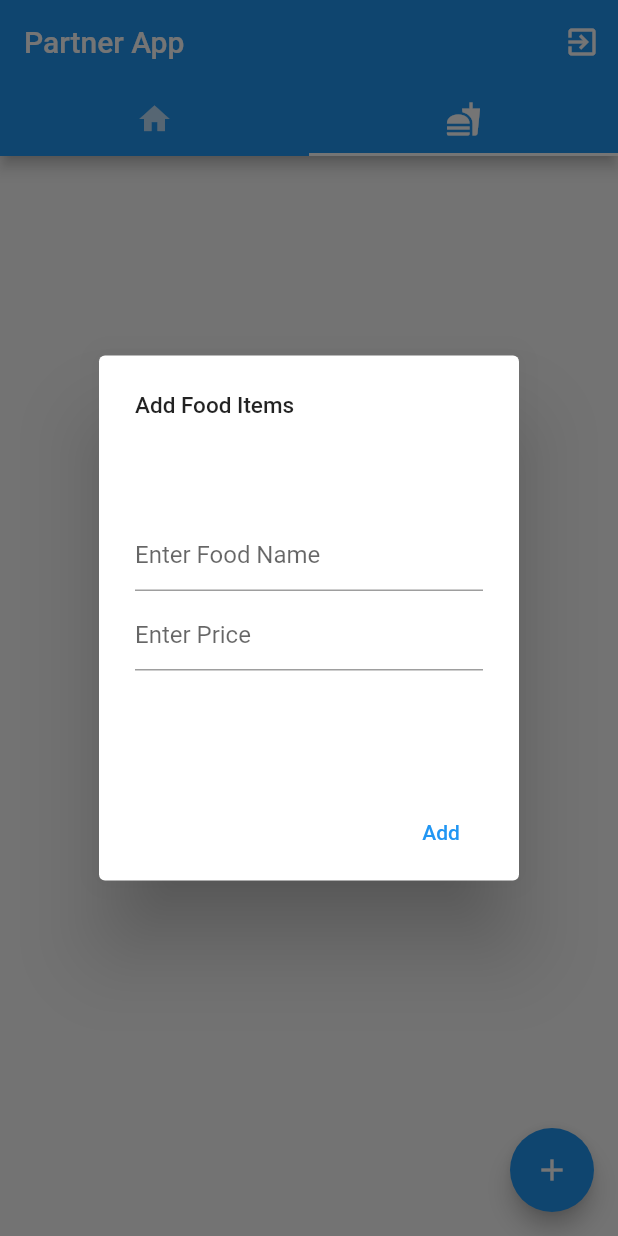
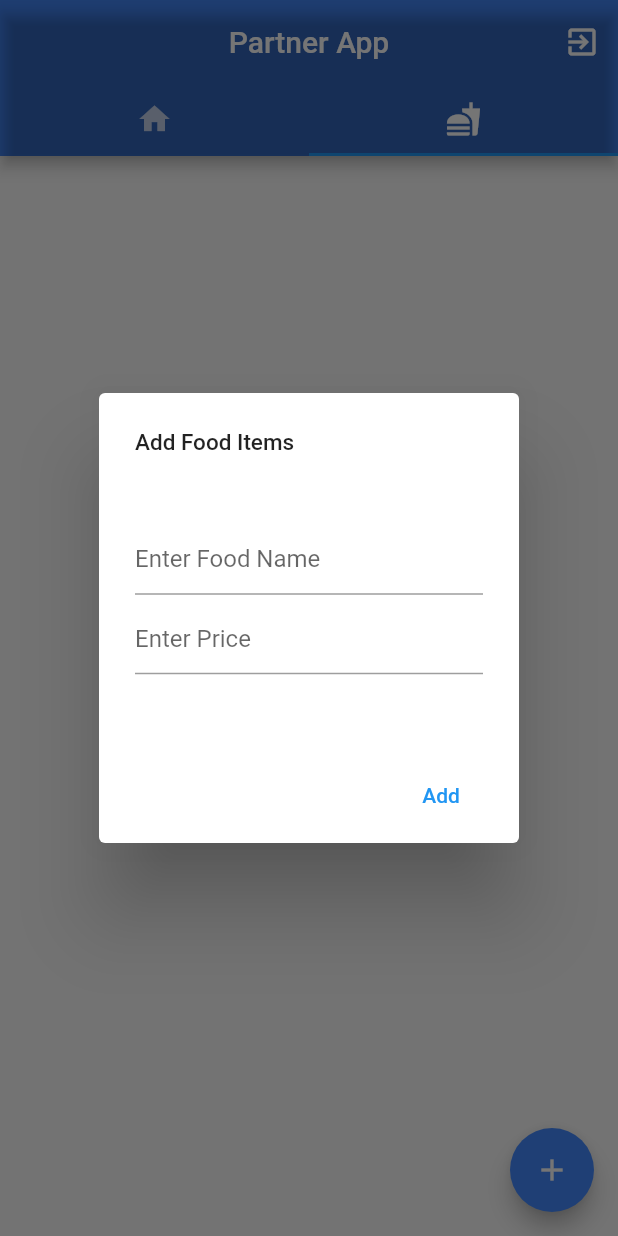
Before and after one commit to Nihal-Ahamed-MS/Food-Partner-App, a Flutter app: the screen it shows once a user with an empty profile is signed in, tab 2 chosen, after a tap on the "add" icon, on a phone screen of 412 x 824 dp. Run offline on Flutter 3.47's test engine with Material 2 defaults, Android fonts, the phone set to English and light mode, and no system bars; our stand-ins replace cloud_firestore, firebase_auth, firebase_storage, image_picker; accounts and stored records are empty.

Commit message:
Ui is changed and code refractration is done.

```diff
--- a/lib/Screen/FoodScreen.dart
+++ b/lib/Screen/FoodScreen.dart
@@ -62,7 +62,7 @@ class _FoodScreenState extends State<FoodScreen> {
          return AlertDialog(
            title: Text('Add Food Items', style: TextStyle(fontSize: 15.0)),
            content: Container(
-             height: 200.0,
+             height: 150.0,
              child: Column(
                mainAxisAlignment: MainAxisAlignment.center,
                children: <Widget>[
@@ -79,8 +79,6 @@ class _FoodScreenState extends State<FoodScreen> {
                      this.price = value;
                    },
                  ),
-                 SizedBox(height: 5.0,),
-
                ],
              ),
            ),
@@ -115,7 +113,7 @@ class _FoodScreenState extends State<FoodScreen> {
          return AlertDialog(
            title: Text('Update', style: TextStyle(fontSize: 15.0)),
            content: Container(
-             height: 300.0,
+             height: 150.0,
              child: Column(
                mainAxisAlignment: MainAxisAlignment.center,
                children: <Widget>[
@@ -165,7 +163,7 @@ class _FoodScreenState extends State<FoodScreen> {
            Icons.add,
            color: Colors.white
          ),
-         backgroundColor: Colors.blue,
+         backgroundColor: Colors.blueAccent
        ),
        body: menuList()
     );
@@ -206,14 +204,3 @@ class _FoodScreenState extends State<FoodScreen> {
 
 
 }
-
-
-
-/*Switch(
-                   value: onOff,
-                   onChanged: (bool newValue) {
-                    setState(() {
-                    onOff = newValue;
-                     });
-                    },
-                 ),*/
--- a/lib/Screen/HomePage.dart
+++ b/lib/Screen/HomePage.dart
@@ -73,9 +73,11 @@ class _HomePageState extends State<HomePage> {
            Icons.add,
            color: Colors.white
          ),
-         backgroundColor: Colors.blue,
+         backgroundColor: Colors.blueAccent,
        ),
-       body:Container(
+       body:Column(
+         children: <Widget>[
+           Container(
              padding: EdgeInsets.all(5.0),
              child: Card(
                child: ListTile(
@@ -83,6 +85,8 @@ class _HomePageState extends State<HomePage> {
                  subtitle: Text(hotelType),
                ),
              ),
+           ),
+         ],
        )
     );
   }
```
Also changed, not shown: lib/Screen/AddScreen.dart (+29 -4 lines), lib/Screen/Home.dart (+60 -1 lines), lib/services/HotelManagement.dart (+8 -17 lines). Lines whose indentation alone changed are shown as unchanged.
